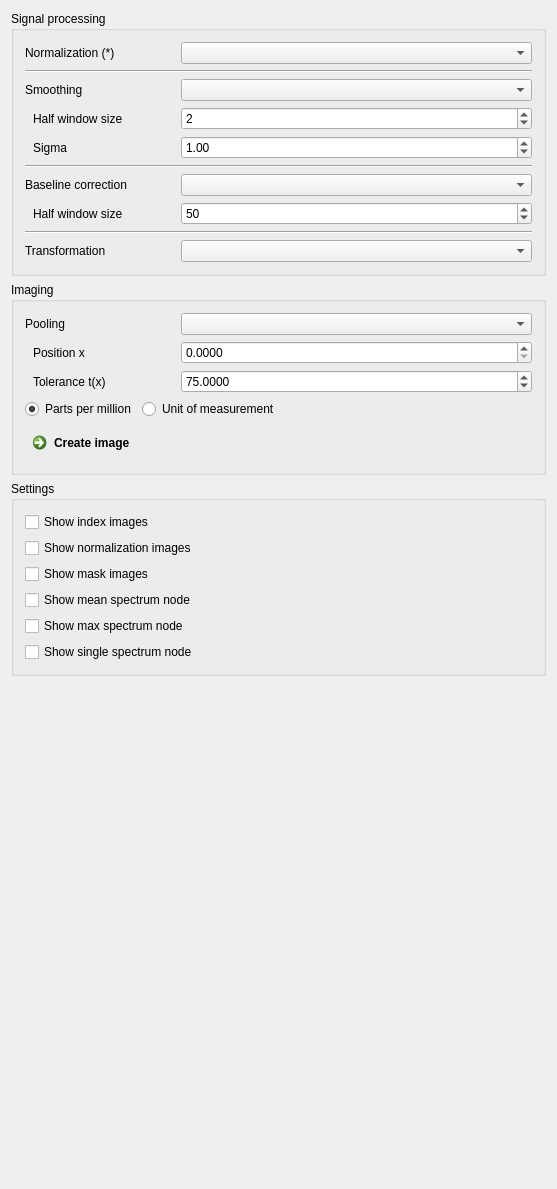
This is Plugins/org.mitk.gui.qt.m2.data/src/internal/m2Data.ui in m2aia/m2aia as Qt 5 draws it before an edit. The edited form follows.
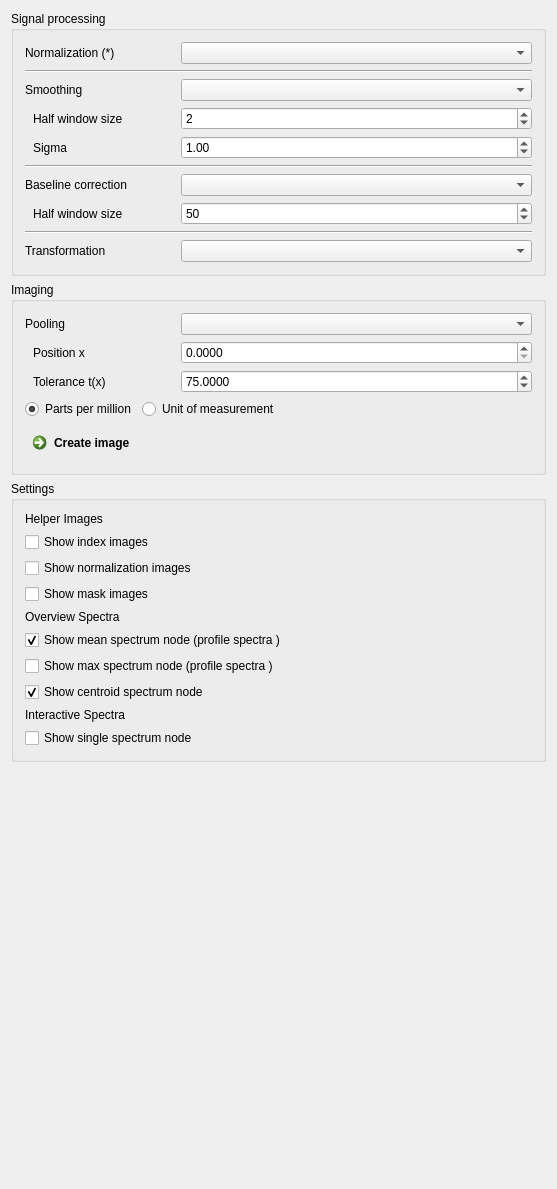
This is the edited form.

Commit message: cleanup adding interval vector data

```diff
--- a/Plugins/org.mitk.gui.qt.m2.data/src/internal/m2Data.ui
+++ b/Plugins/org.mitk.gui.qt.m2.data/src/internal/m2Data.ui
@@ -712,6 +712,13 @@
       <string>Settings</string>
      </property>
      <layout class="QVBoxLayout" name="verticalLayout_4">
+      <item>
+       <widget class="QLabel" name="label_2">
+        <property name="text">
+         <string>Helper Images</string>
+        </property>
+       </widget>
+      </item>
       <item>
        <widget class="QCheckBox" name="showIndexImages">
         <property name="text">
@@ -742,10 +749,20 @@
         </property>
        </widget>
       </item>
+      <item>
+       <widget class="QLabel" name="label_3">
+        <property name="text">
+         <string>Overview Spectra</string>
+        </property>
+       </widget>
+      </item>
       <item>
        <widget class="QCheckBox" name="showMeanSpectrum">
         <property name="text">
-         <string>Show mean spectrum node</string>
+         <string>Show mean spectrum node (profile spectra )</string>
+        </property>
+        <property name="checked">
+         <bool>true</bool>
         </property>
         <property name="tristate">
          <bool>false</bool>
@@ -755,13 +772,33 @@
       <item>
        <widget class="QCheckBox" name="showMaxSpectrum">
         <property name="text">
-         <string>Show max spectrum node</string>
+         <string>Show max spectrum node (profile spectra )</string>
         </property>
         <property name="tristate">
          <bool>false</bool>
         </property>
        </widget>
       </item>
+      <item>
+       <widget class="QCheckBox" name="showCentroidSpectrum">
+        <property name="text">
+         <string>Show centroid spectrum node</string>
+        </property>
+        <property name="checked">
+         <bool>true</bool>
+        </property>
+        <property name="tristate">
+         <bool>false</bool>
+        </property>
+       </widget>
+      </item>
+      <item>
+       <widget class="QLabel" name="label_5">
+        <property name="text">
+         <string>Interactive Spectra</string>
+        </property>
+       </widget>
+      </item>
       <item>
        <widget class="QCheckBox" name="showSingleSpectrum">
         <property name="text">
```
Left out of the diff: 2 changed lines with no effect on the pictures. The commit also changes 2 other files.
